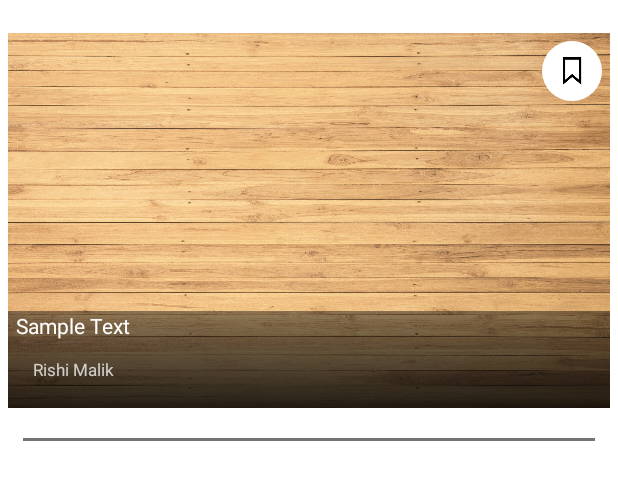
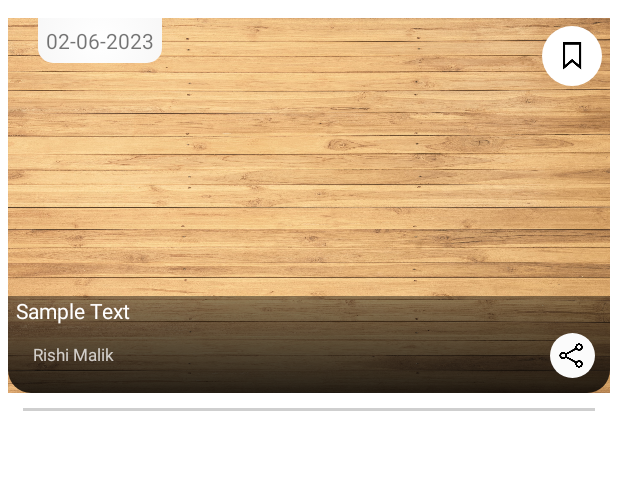
Before and after one commit to rishiCz/News-App, an Android app: the layout items_news.xml on its own in the app's theme, with its tools: preview values and no code run, on a phone screen of 412 x 824 dp. Shown: the top 480 px of the screen. Run offline under Robolectric (Android 15) with nearby library versions, the phone set to English and light mode, and no system bars.

Commit message:
Added share news functionality
-Changed UI design
-Made news back button functional
-Added news date
-Added counter for space in search news

```diff
--- a/learn1/app/src/main/java/com/example/learn1/DataNews.kt
+++ b/learn1/app/src/main/java/com/example/learn1/DataNews.kt
@@ -5,5 +5,6 @@ data class DataNews(
     val author : String,
     val url :String,
     val urlToImage : String,
+    val publishedAt : String,
     var saved : Boolean
 )
--- /dev/null
+++ b/learn1/app/src/main/res/drawable/date_layout.xml
@@ -0,0 +1,17 @@
+<?xml version="1.0" encoding="utf-8"?>
+<selector xmlns:android="http://schemas.android.com/apk/res/android">
+    <item>
+        <shape>
+            <gradient
+                android:startColor = "#FFFFFF"
+
+                android:endColor = "#CCCBCB"
+                android:angle = "90"
+                android:gradientRadius="300dp"
+                android:type="radial"/>
+            <corners
+                android:bottomRightRadius="10dp"
+                android:bottomLeftRadius="10dp"/>
+        </shape>
+    </item>
+</selector>
--- /dev/null
+++ b/learn1/app/src/main/res/drawable/search_background.xml
@@ -0,0 +1,6 @@
+<?xml version="1.0" encoding="UTF-8"?>
+<shape xmlns:android="http://schemas.android.com/apk/res/android" android:shape="rectangle">
+    <corners android:radius="50dp"/>
+    <solid android:color="@color/white"/>
+    <stroke android:width="2dp" android:color="#000000"/>
+</shape>
--- a/learn1/app/src/main/res/drawable/title_background.xml
+++ b/learn1/app/src/main/res/drawable/title_background.xml
@@ -7,5 +7,8 @@
         android:endColor = "#6B000000"
         android:angle = "90"
         android:type = "linear" />
+    <corners
+        android:bottomLeftRadius="15dp"
+        android:bottomRightRadius="15dp"/>
     <padding android:left="0dp" android:top="0dp" android:right="0dp" android:bottom="0dp" />
 </shape>
--- a/learn1/app/src/main/res/layout/items_news.xml
+++ b/learn1/app/src/main/res/layout/items_news.xml
@@ -19,6 +19,18 @@
         app:layout_constraintTop_toTopOf="parent"
         android:src="@drawable/wood_texture"
         android:scaleType="fitXY" />
+
+    <TextView
+        android:id="@+id/newsDateText"
+        android:layout_width="wrap_content"
+        android:layout_height="wrap_content"
+        android:text="02-06-2023"
+        android:layout_marginStart="20dp"
+        android:padding="5dp"
+        android:background="@drawable/date_layout"
+
+        app:layout_constraintStart_toStartOf="@+id/newsImage"
+        app:layout_constraintTop_toTopOf="@+id/newsImage" />
 
     <TextView
         android:id="@+id/title"
@@ -62,12 +74,24 @@
         android:background="@drawable/bookmark_not_saved"
         app:srcCompat="@drawable/bookmar" />
 
+    <ImageButton
+        android:id="@+id/shareButton"
+        android:layout_width="30dp"
+        android:layout_height="30dp"
+        android:layout_margin="10dp"
+        app:layout_constraintEnd_toEndOf="@+id/newsImage"
+        app:layout_constraintBottom_toBottomOf="@+id/newsImage"
+        android:scaleType="fitCenter"
+        android:background="@drawable/bookmark_not_saved"
+        android:backgroundTint="#FBFBFB"
+        app:srcCompat="@drawable/share" />
+
     <View
         android:layout_width="match_parent"
         android:layout_marginHorizontal="10dp"
         android:layout_height="2dp"
-        android:background="#757575"
-        android:layout_marginTop="20dp"
+        android:background="#CFCFCF"
+        android:layout_marginTop="10dp"
         app:layout_constraintBottom_toBottomOf="parent"
         app:layout_constraintTop_toBottomOf="@id/newsImage" />
 
```
Also changed, not shown: learn1/app/build.gradle (+11 -0 lines), learn1/app/src/main/cpp/CMakeLists.txt (added, +49 -0 lines), learn1/app/src/main/java/com/example/learn1/MainActivity.kt (+4 -4 lines), learn1/app/src/main/java/com/example/learn1/News.kt (+20 -4 lines), learn1/app/src/main/java/com/example/learn1/NewsAdapter.kt (+22 -12 lines), learn1/app/src/main/res/layout/activity_main.xml (+17 -7 lines), learn1/app/src/main/res/drawable/background.jpg, learn1/app/src/main/res/drawable/share.png (added), 1 other file.
